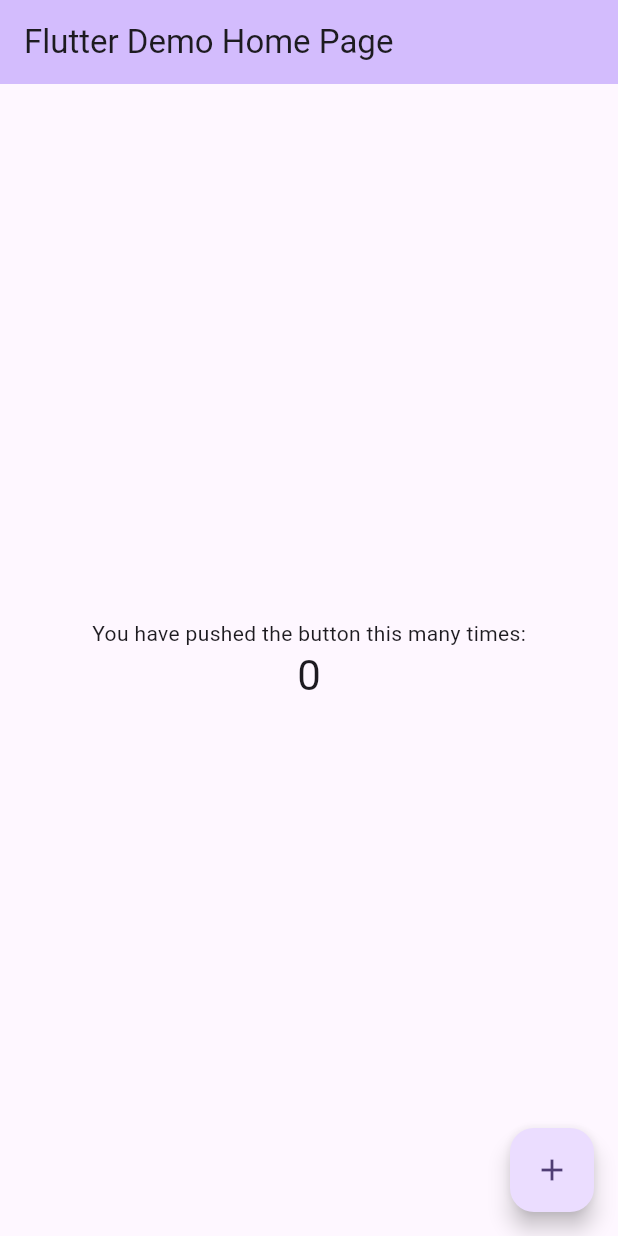
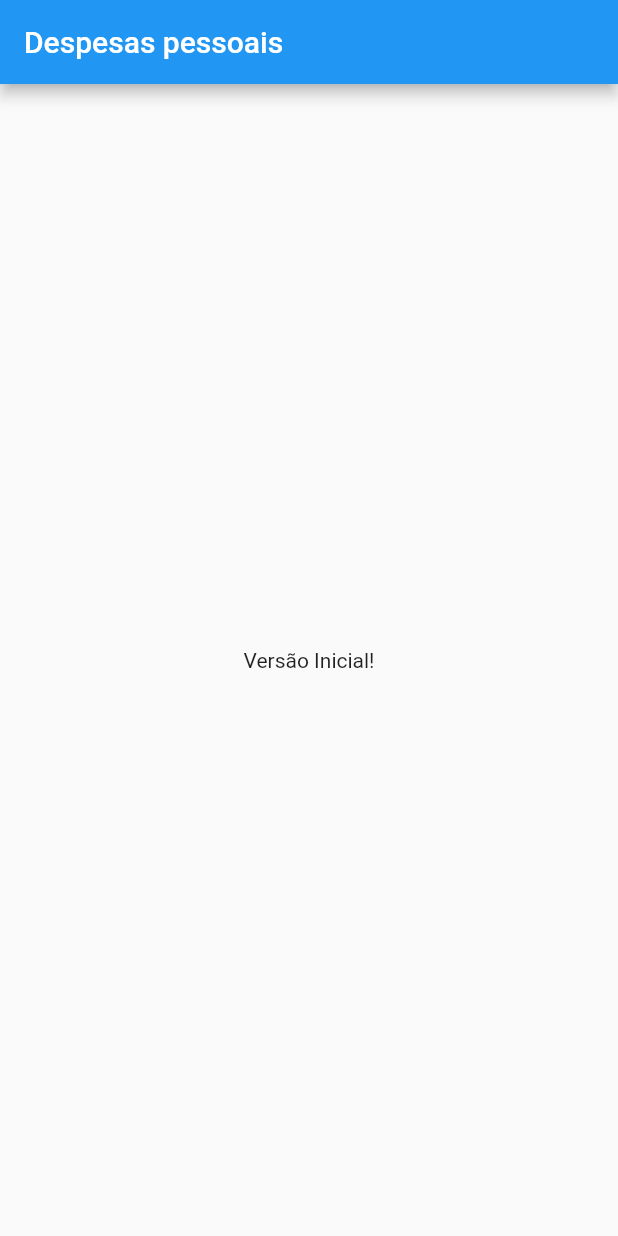
Before and after one commit to miguelnpa/expenses, a Flutter app: the screen it shows after launch, on a phone screen of 412 x 824 dp. Run offline on Flutter 3.47's test engine with Material 2 defaults, Android fonts, the phone set to English and light mode, and no system bars.

Commit message:
versão inicial

```diff
--- a/lib/main.dart
+++ b/lib/main.dart
@@ -1,125 +1,30 @@
 import 'package:flutter/material.dart';
 
-void main() {
-  runApp(const MyApp());
-}
+main() => runApp(ExpensesApp());
 
-class MyApp extends StatelessWidget {
-  const MyApp({super.key});
+class ExpensesApp extends StatelessWidget {
+  const ExpensesApp({super.key});
 
-  // This widget is the root of your application.
   @override
   Widget build(BuildContext context) {
     return MaterialApp(
-      title: 'Flutter Demo',
-      theme: ThemeData(
-        // This is the theme of your application.
-        //
-        // TRY THIS: Try running your application with "flutter run". You'll see
-        // the application has a blue toolbar. Then, without quitting the app,
-        // try changing the seedColor in the colorScheme below to Colors.green
-        // and then invoke "hot reload" (save your changes or press the "hot
-        // reload" button in a Flutter-supported IDE, or press "r" if you used
-        // the command line to start the app).
-        //
-        // Notice that the counter didn't reset back to zero; the application
-        // state is not lost during the reload. To reset the state, use hot
-        // restart instead.
-        //
-        // This works for code too, not just values: Most code changes can be
-        // tested with just a hot reload.
-        colorScheme: ColorScheme.fromSeed(seedColor: Colors.deepPurple),
-        useMaterial3: true,
-      ),
-      home: const MyHomePage(title: 'Flutter Demo Home Page'),
+      home: MyHomePage(),
     );
   }
 }
 
-class MyHomePage extends StatefulWidget {
-  const MyHomePage({super.key, required this.title});
-
-  // This widget is the home page of your application. It is stateful, meaning
-  // that it has a State object (defined below) that contains fields that affect
-  // how it looks.
-
-  // This class is the configuration for the state. It holds the values (in this
-  // case the title) provided by the parent (in this case the App widget) and
-  // used by the build method of the State. Fields in a Widget subclass are
-  // always marked "final".
-
-  final String title;
-
-  @override
-  State<MyHomePage> createState() => _MyHomePageState();
-}
-
-class _MyHomePageState extends State<MyHomePage> {
-  int _counter = 0;
-
-  void _incrementCounter() {
-    setState(() {
-      // This call to setState tells the Flutter framework that something has
-      // changed in this State, which causes it to rerun the build method below
-      // so that the display can reflect the updated values. If we changed
-      // _counter without calling setState(), then the build method would not be
-      // called again, and so nothing would appear to happen.
-      _counter++;
-    });
-  }
+class MyHomePage extends StatelessWidget {
+  const MyHomePage({super.key});
 
   @override
   Widget build(BuildContext context) {
-    // This method is rerun every time setState is called, for instance as done
-    // by the _incrementCounter method above.
-    //
-    // The Flutter framework has been optimized to make rerunning build methods
-    // fast, so that you can just rebuild anything that needs updating rather
-    // than having to individually change instances of widgets.
     return Scaffold(
       appBar: AppBar(
-        // TRY THIS: Try changing the color here to a specific color (to
-        // Colors.amber, perhaps?) and trigger a hot reload to see the AppBar
-        // change color while the other colors stay the same.
-        backgroundColor: Theme.of(context).colorScheme.inversePrimary,
-        // Here we take the value from the MyHomePage object that was created by
-        // the App.build method, and use it to set our appbar title.
-        title: Text(widget.title),
+        title: Text("Despesas pessoais"),
       ),
       body: Center(
-        // Center is a layout widget. It takes a single child and positions it
-        // in the middle of the parent.
-        child: Column(
-          // Column is also a layout widget. It takes a list of children and
-          // arranges them vertically. By default, it sizes itself to fit its
-          // children horizontally, and tries to be as tall as its parent.
-          //
-          // Column has various properties to control how it sizes itself and
-          // how it positions its children. Here we use mainAxisAlignment to
-          // center the children vertically; the main axis here is the vertical
-          // axis because Columns are vertical (the cross axis would be
-          // horizontal).
-          //
-          // TRY THIS: Invoke "debug painting" (choose the "Toggle Debug Paint"
-          // action in the IDE, or press "p" in the console), to see the
-          // wireframe for each widget.
-          mainAxisAlignment: MainAxisAlignment.center,
-          children: <Widget>[
-            const Text(
-              'You have pushed the button this many times:',
-            ),
-            Text(
-              '$_counter',
-              style: Theme.of(context).textTheme.headlineMedium,
-            ),
-          ],
-        ),
+        child: Text("Versão Inicial!"),
       ),
-      floatingActionButton: FloatingActionButton(
-        onPressed: _incrementCounter,
-        tooltip: 'Increment',
-        child: const Icon(Icons.add),
-      ), // This trailing comma makes auto-formatting nicer for build methods.
     );
   }
 }
```
Also changed, not shown: 1 other file.
